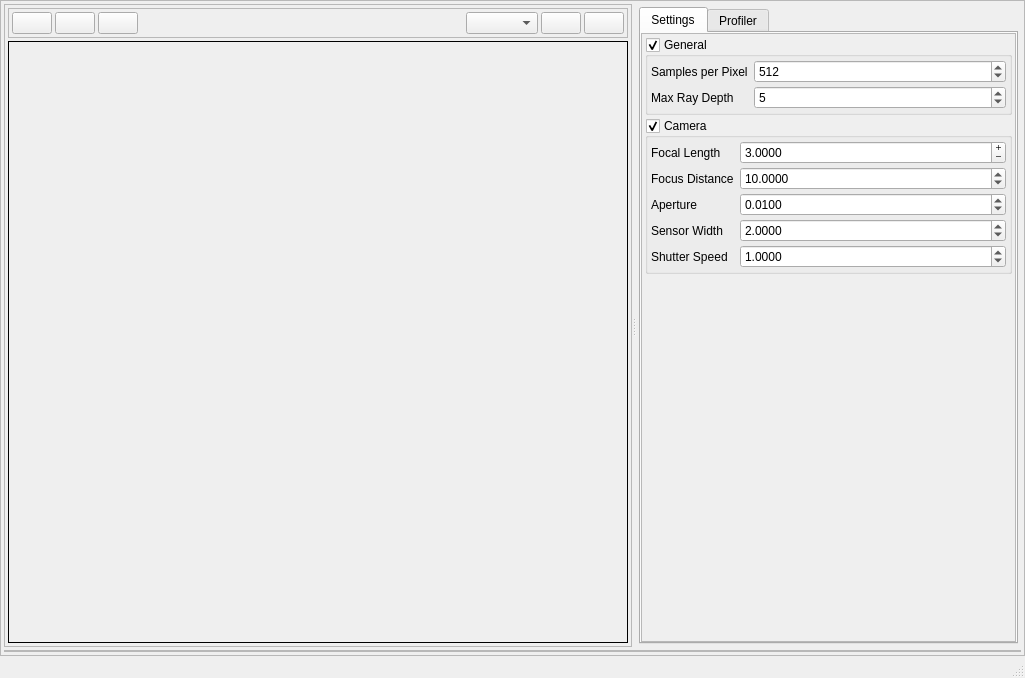
First picture: the form in nectar_render/gui/resource/mainwidget.ui, repository ZacharyBork/NectarRender, before the edit.
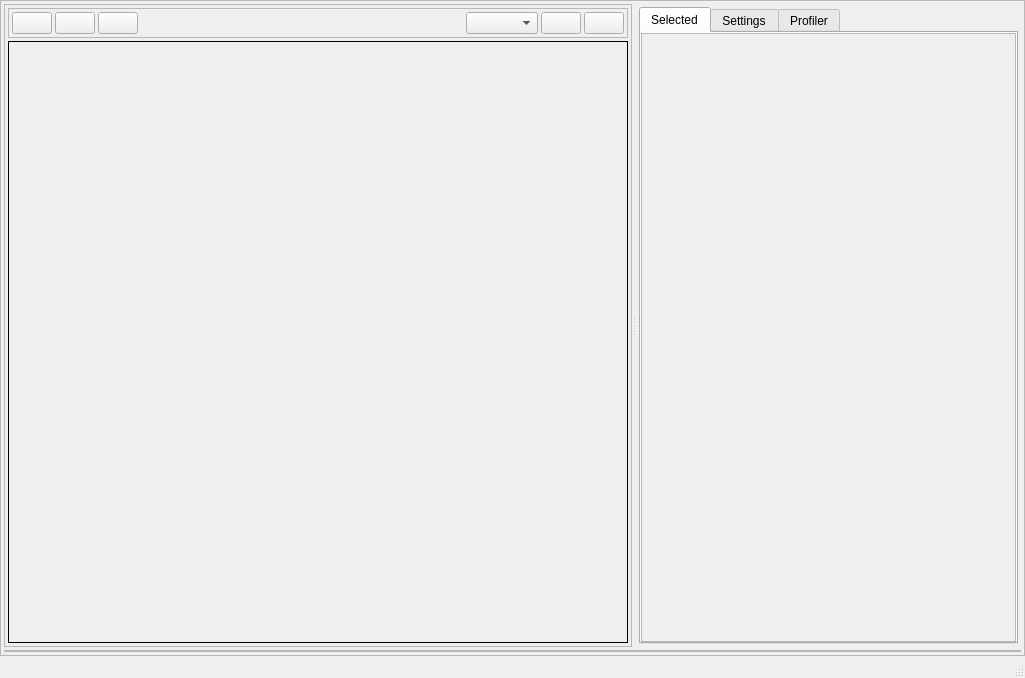
Second picture: the form after the edit.

The edit to the form file:
```diff
--- a/nectar_render/gui/resource/mainwidget.ui
+++ b/nectar_render/gui/resource/mainwidget.ui
@@ -209,7 +209,7 @@
          </widget>
          <widget class="QFrame" name="frame_3">
           <property name="sizePolicy">
-           <sizepolicy hsizetype="Maximum" vsizetype="Preferred">
+           <sizepolicy hsizetype="Preferred" vsizetype="Preferred">
             <horstretch>0</horstretch>
             <verstretch>0</verstretch>
            </sizepolicy>
@@ -234,10 +234,130 @@
             <number>3</number>
            </property>
            <item>
-            <widget class="QTabWidget" name="tabWidget">
+            <widget class="QTabWidget" name="settings_tabs">
+             <property name="sizePolicy">
+              <sizepolicy hsizetype="Preferred" vsizetype="Preferred">
+               <horstretch>0</horstretch>
+               <verstretch>0</verstretch>
+              </sizepolicy>
+             </property>
              <property name="currentIndex">
               <number>0</number>
              </property>
+             <widget class="QWidget" name="selected_tab">
+              <property name="sizePolicy">
+               <sizepolicy hsizetype="Preferred" vsizetype="Preferred">
+                <horstretch>0</horstretch>
+                <verstretch>0</verstretch>
+               </sizepolicy>
+              </property>
+              <attribute name="title">
+               <string>Selected</string>
+              </attribute>
+              <layout class="QVBoxLayout" name="verticalLayout_11">
+               <property name="leftMargin">
+                <number>0</number>
+               </property>
+               <property name="topMargin">
+                <number>0</number>
+               </property>
+               <property name="rightMargin">
+                <number>0</number>
+               </property>
+               <property name="bottomMargin">
+                <number>0</number>
+               </property>
+               <item>
+                <widget class="QScrollArea" name="scrollArea_3">
+                 <property name="sizePolicy">
+                  <sizepolicy hsizetype="Preferred" vsizetype="Expanding">
+                   <horstretch>0</horstretch>
+                   <verstretch>0</verstretch>
+                  </sizepolicy>
+                 </property>
+                 <property name="horizontalScrollBarPolicy">
+                  <enum>Qt::ScrollBarAlwaysOff</enum>
+                 </property>
+                 <property name="widgetResizable">
+                  <bool>true</bool>
+                 </property>
+                 <widget class="QWidget" name="scrollAreaWidgetContents_3">
+                  <property name="geometry">
+                   <rect>
+                    <x>0</x>
+                    <y>0</y>
+                    <width>385</width>
+                    <height>603</height>
+                   </rect>
+                  </property>
+                  <layout class="QVBoxLayout" name="verticalLayout_12">
+                   <property name="spacing">
+                    <number>6</number>
+                   </property>
+                   <property name="leftMargin">
+                    <number>0</number>
+                   </property>
+                   <property name="topMargin">
+                    <number>0</number>
+                   </property>
+                   <property name="rightMargin">
+                    <number>0</number>
+                   </property>
+                   <property name="bottomMargin">
+                    <number>0</number>
+                   </property>
+                   <item>
+                    <widget class="QFrame" name="selected_settings">
+                     <property name="sizePolicy">
+                      <sizepolicy hsizetype="Preferred" vsizetype="Maximum">
+                       <horstretch>0</horstretch>
+                       <verstretch>0</verstretch>
+                      </sizepolicy>
+                     </property>
+                     <property name="frameShape">
+                      <enum>QFrame::NoFrame</enum>
+                     </property>
+                     <property name="frameShadow">
+                      <enum>QFrame::Sunken</enum>
+                     </property>
+                     <layout class="QVBoxLayout" name="verticalLayout_13">
+                      <property name="spacing">
+                       <number>3</number>
+                      </property>
+                      <property name="leftMargin">
+                       <number>3</number>
+                      </property>
+                      <property name="topMargin">
+                       <number>3</number>
+                      </property>
+                      <property name="rightMargin">
+                       <number>3</number>
+                      </property>
+                      <property name="bottomMargin">
+                       <number>3</number>
+                      </property>
+                     </layout>
+                    </widget>
+                   </item>
+                   <item>
+                    <spacer name="verticalSpacer_3">
+                     <property name="orientation">
+                      <enum>Qt::Vertical</enum>
+                     </property>
+                     <property name="sizeHint" stdset="0">
+                      <size>
+                       <width>20</width>
+                       <height>40</height>
+                      </size>
+                     </property>
+                    </spacer>
+                   </item>
+                  </layout>
+                 </widget>
+                </widget>
+               </item>
+              </layout>
+             </widget>
              <widget class="QWidget" name="settings_tab">
               <attribute name="title">
                <string>Settings</string>
@@ -268,7 +388,7 @@
                    <rect>
                     <x>0</x>
                     <y>0</y>
-                    <width>442</width>
+                    <width>385</width>
                     <height>603</height>
                    </rect>
                   </property>
```
Left out of the diff: 2 changed lines with no effect on the pictures.
